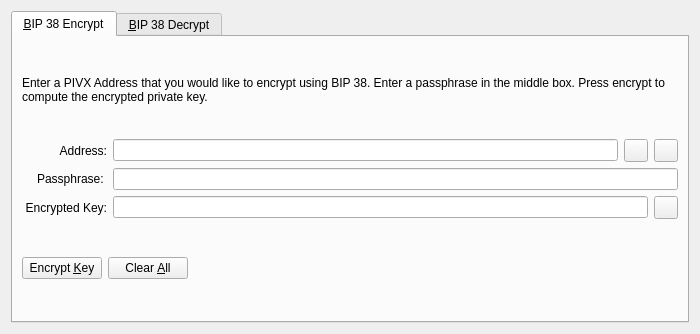
Old version of the form src/qt/forms/bip38tooldialog.ui in the repository electracoin-ECA/electra-archive.
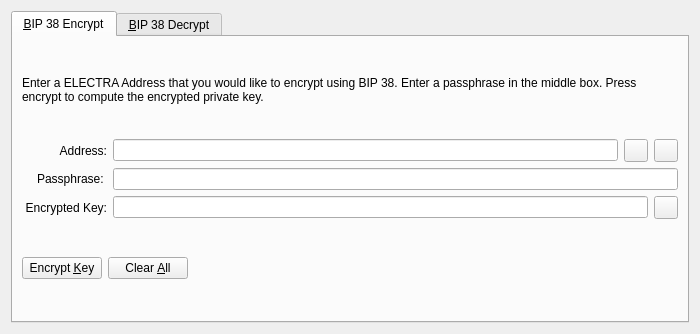
New version of the form. The open tabs and pages were chosen to show the change. Icons and pictures are not drawn. Custom widgets are drawn as their Qt base class.

Patch:
```diff
--- a/src/qt/forms/bip38tooldialog.ui
+++ b/src/qt/forms/bip38tooldialog.ui
@@ -30,7 +30,7 @@
        <item>
         <widget class="QLabel" name="infoLabel_ENC">
          <property name="text">
-          <string>Enter a PIVX Address that you would like to encrypt using BIP 38. Enter a passphrase in the middle box. Press encrypt to compute the encrypted private key.</string>
+          <string>Enter a ELECTRA Address that you would like to encrypt using BIP 38. Enter a passphrase in the middle box. Press encrypt to compute the encrypted private key.</string>
          </property>
          <property name="textFormat">
           <enum>Qt::PlainText</enum>
```
Left out of the diff: 22 changed lines with no effect on the pictures.
